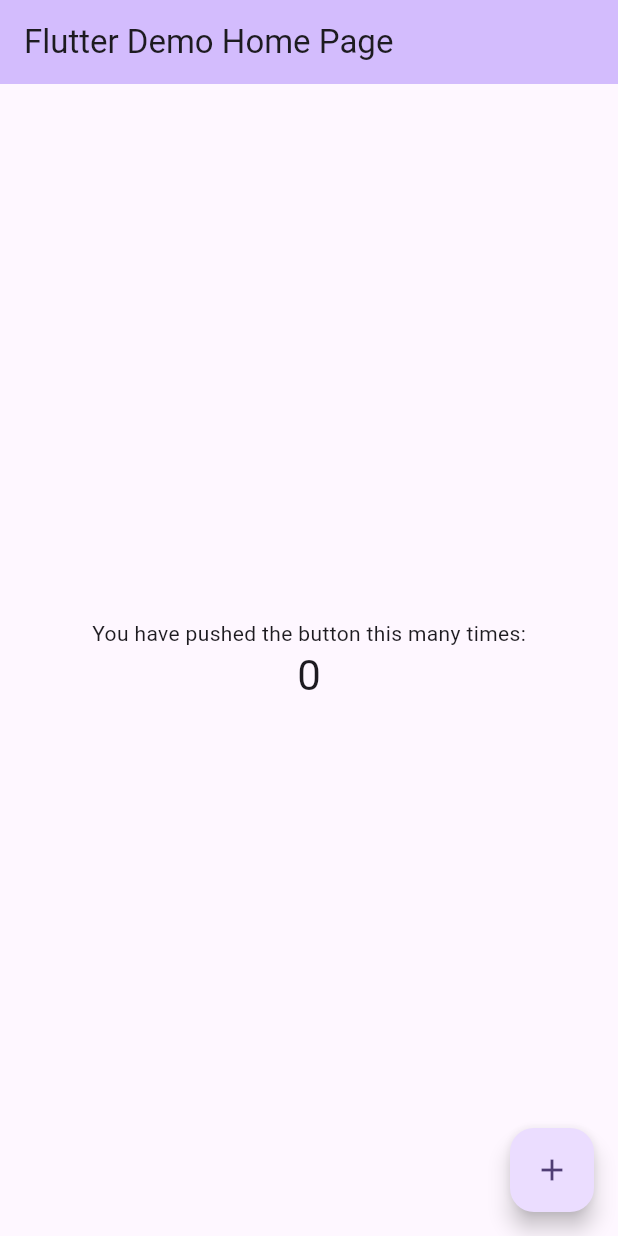
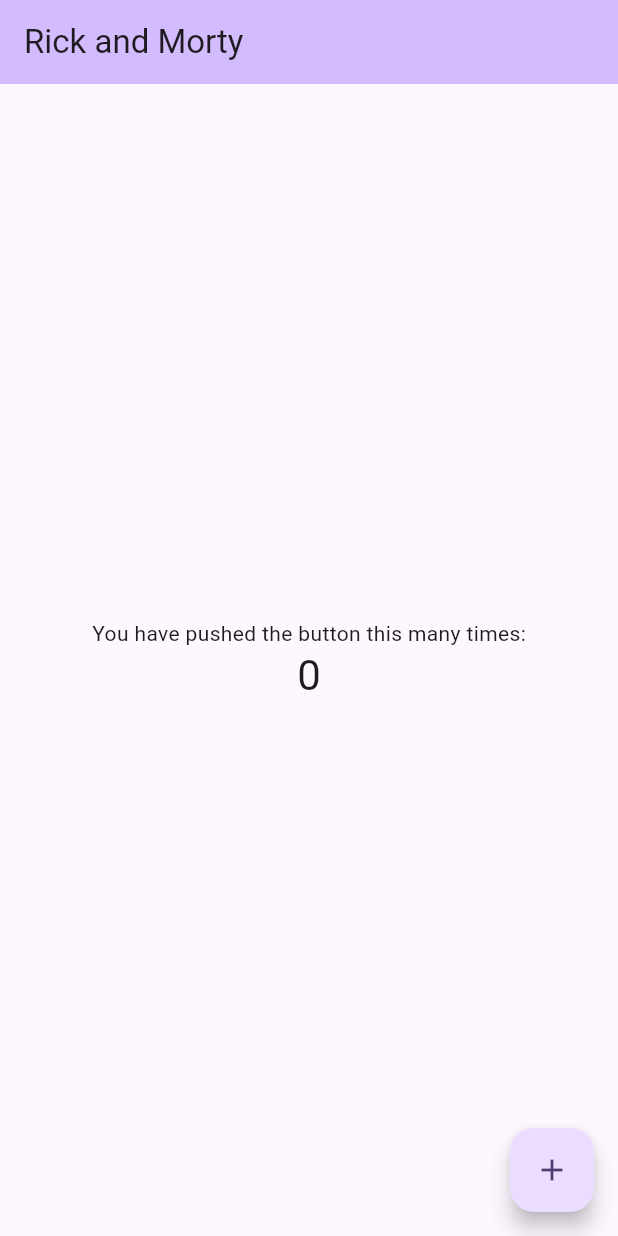
Before and after one commit to mooN2Night/ricknmorty, a Flutter app: the screen it shows after launch, on a phone screen of 412 x 824 dp. Run offline on Flutter 3.47's test engine with Material 3 defaults, Android fonts, the phone set to English and light mode, and no system bars.

Commit message:
rename title

```diff
--- a/lib/main.dart
+++ b/lib/main.dart
@@ -15,7 +15,7 @@ class MyApp extends StatelessWidget {
         colorScheme: ColorScheme.fromSeed(seedColor: Colors.deepPurple),
         useMaterial3: true,
       ),
-      home: const MyHomePage(title: 'Flutter Demo Home Page'),
+      home: const MyHomePage(title: 'Rick and Morty'),
     );
   }
 }
```
